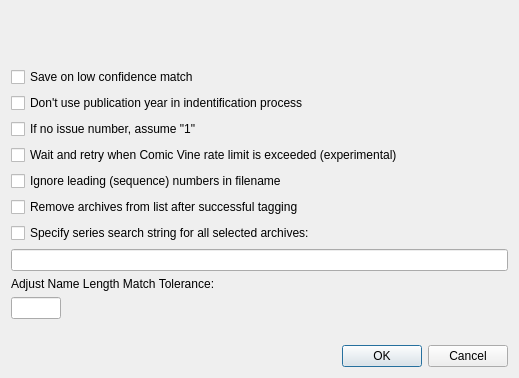
The window that comictaggerlib/ui/autotagstartwindow.ui (comictagger/comictagger) describes before a commit, drawn with Qt 5.
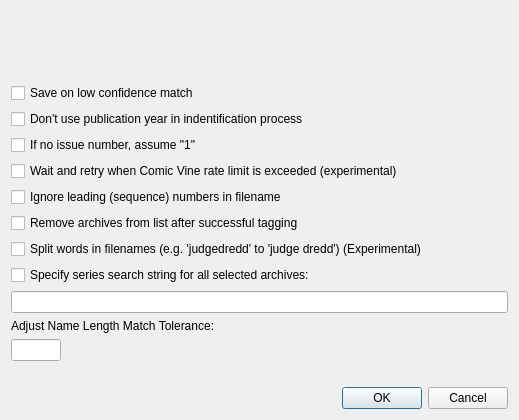
The same window after the commit.

Commit message:
Add experimental word splitting to the filename parser
Adds a global setting as well as a setting that is only in effect
during auto-tagging

Diff of the .ui file:
```diff
--- a/comictaggerlib/ui/autotagstartwindow.ui
+++ b/comictaggerlib/ui/autotagstartwindow.ui
@@ -10,7 +10,7 @@
     <x>0</x>
     <y>0</y>
     <width>519</width>
-    <height>378</height>
+    <height>420</height>
    </rect>
   </property>
   <property name="sizePolicy">
@@ -44,7 +44,7 @@
    </item>
    <item row="1" column="0">
     <layout class="QGridLayout" name="gridLayout">
-     <item row="6" column="0">
+     <item row="7" column="0">
       <widget class="QCheckBox" name="cbxSpecifySearchString">
        <property name="sizePolicy">
         <sizepolicy hsizetype="Minimum" vsizetype="Fixed">
@@ -96,6 +96,19 @@
        </property>
       </widget>
      </item>
+     <item row="6" column="0">
+      <widget class="QCheckBox" name="cbxSplitWords">
+       <property name="sizePolicy">
+        <sizepolicy hsizetype="Minimum" vsizetype="Fixed">
+         <horstretch>0</horstretch>
+         <verstretch>0</verstretch>
+        </sizepolicy>
+       </property>
+       <property name="text">
+        <string>Split words in filenames (e.g. 'judgedredd' to 'judge dredd') (Experimental)</string>
+       </property>
+      </widget>
+     </item>
      <item row="3" column="0">
       <widget class="QCheckBox" name="cbxWaitForRateLimit">
        <property name="text">
@@ -129,7 +142,7 @@
        </property>
       </widget>
      </item>
-     <item row="10" column="0">
+     <item row="11" column="0">
       <widget class="QLineEdit" name="leNameLengthMatchTolerance">
        <property name="sizePolicy">
         <sizepolicy hsizetype="Expanding" vsizetype="Fixed">
@@ -145,17 +158,17 @@
        </property>
       </widget>
      </item>
-     <item row="7" column="0">
-      <widget class="QLineEdit" name="leSearchString">
-       <property name="sizePolicy">
-        <sizepolicy hsizetype="Expanding" vsizetype="Fixed">
-         <horstretch>0</horstretch>
-         <verstretch>0</verstretch>
-        </sizepolicy>
-       </property>
-      </widget>
-     </item>
      <item row="8" column="0">
+      <widget class="QLineEdit" name="leSearchString">
+       <property name="sizePolicy">
+        <sizepolicy hsizetype="Expanding" vsizetype="Fixed">
+         <horstretch>0</horstretch>
+         <verstretch>0</verstretch>
+        </sizepolicy>
+       </property>
+      </widget>
+     </item>
+     <item row="9" column="0">
       <widget class="QLabel" name="label_3">
        <property name="sizePolicy">
         <sizepolicy hsizetype="Preferred" vsizetype="Fixed">
```
The commit also changes 7 other files.
